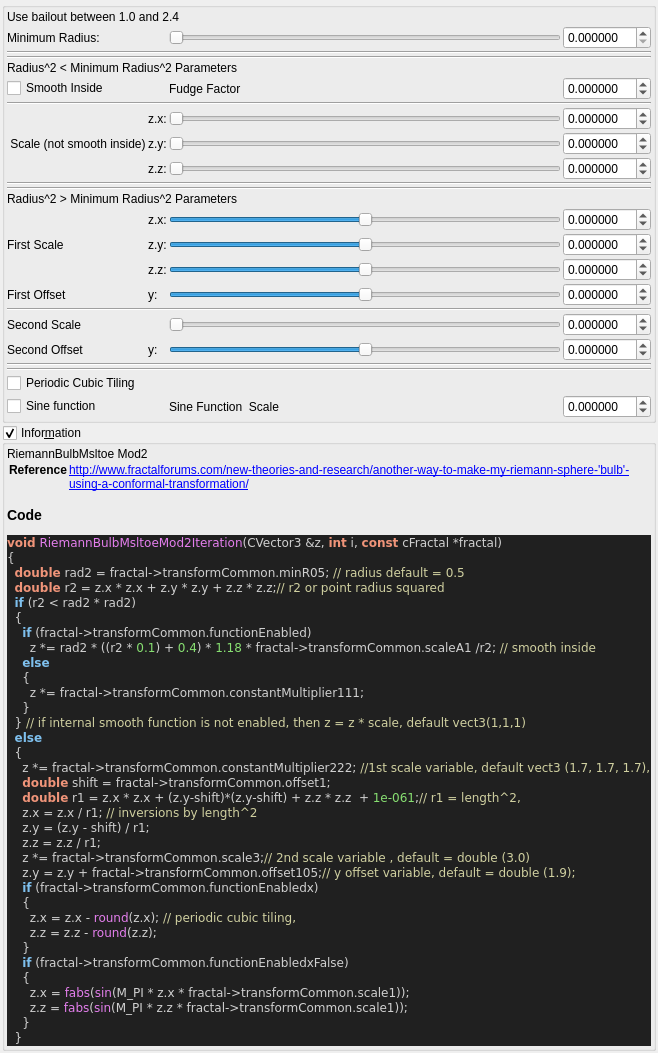
Above: mandelbulber2/qt_data/fractal_riemann_bulb_msltoe_mod2.ui from buddhi1980/mandelbulber2 before the change. Below: the same form after it.
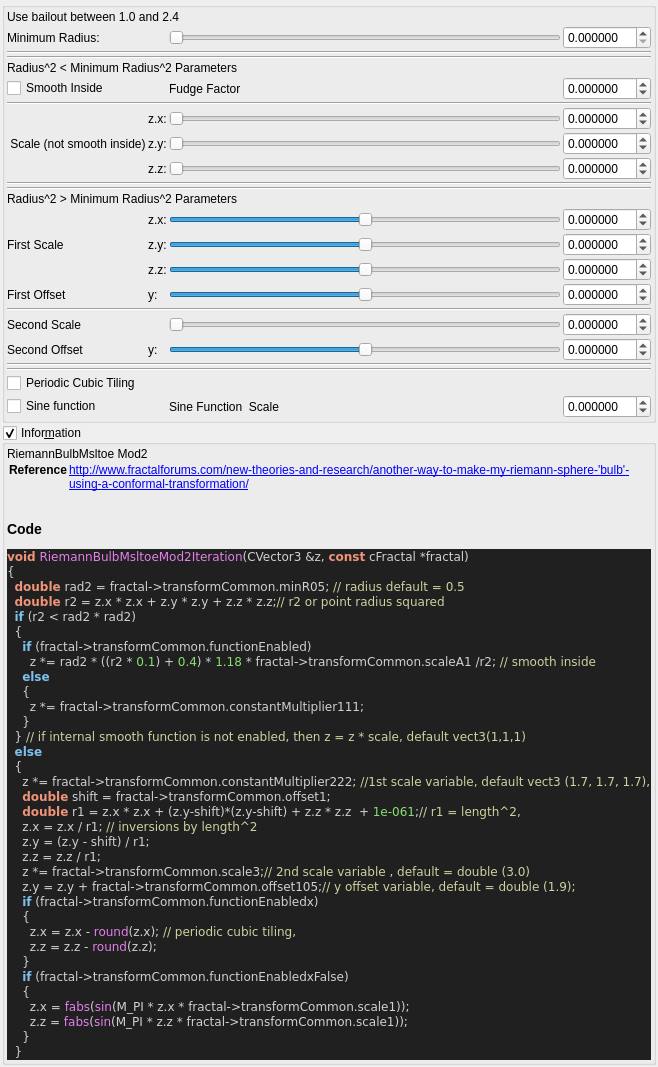
That is the form after the change. Custom widgets are drawn as their Qt base class.

Commit message:
stripped code highlight output to body tag
 the surrounding part (HTML Tag and comment) contained version specific parts.
 Now only the body tag will be written to the ui file,
 so the complete output of populateUiInformation.php should be reproducable.

 Also readded broken symlinks in deploy/share/mandelbulber2

Diff of the .ui file:
```diff
--- a/mandelbulber2/qt_data/fractal_riemann_bulb_msltoe_mod2.ui
+++ b/mandelbulber2/qt_data/fractal_riemann_bulb_msltoe_mod2.ui
@@ -881,17 +881,12 @@
        <widget class="QLabel" name="label_code_content">
         <property name="text">
          <string>&lt;p&gt;RiemannBulbMsltoe Mod2&lt;/p&gt;&lt;table&gt;
-&lt;tr&gt;&lt;th&gt;Reference&lt;/th&gt;&lt;td&gt;&lt;a href=&quot;http://www.fractalforums.com/new-theories-and-research/another-way-to-make-my-riemann-sphere-'bulb'-using-a-conformal-transformation/&quot;&gt;http://www.fractalforums.com/new-theories-and-research/another-way-to-make-my-riemann-sphere-'bulb'-using-a-conformal-transformation/&lt;/a&gt;&lt;/td&gt;&lt;/tr&gt;
+&lt;tr&gt;&lt;th&gt;Reference&lt;/th&gt;&lt;td&gt;&lt;a href=&quot;http://www.fractalforums.com/new-theories-and-research/another-way-to-make-my-riemann-sphere-'bulb'-using-a-conformal-transformation/&quot;&gt;http://www.fractalforums.com/new-theories-and-research/another-way-to-make-my-riemann-sphere-'bulb'-using-a-conformal-transformation/&lt;br&gt;
+&lt;/td&gt;&lt;/tr&gt;
 &lt;/table&gt;
 &lt;h3&gt;Code&lt;/h3&gt;
-&lt;!DOCTYPE HTML PUBLIC &quot;-//W3C//DTD HTML 4.0 Transitional//EN&quot;&gt;
-&lt;html&gt;
-&lt;head&gt;
-&lt;meta http-equiv=&quot;content-type&quot; content=&quot;text/html; charset=ISO-8859-1&quot;&gt;
-&lt;title&gt;Source file&lt;/title&gt;
-&lt;/head&gt;
 &lt;body style=&quot;background-color:#202020&quot;&gt;
-&lt;pre style=&quot;color:#d0d0d0; background-color:#202020;  font-family:'Courier New';&quot;&gt;&lt;span style=&quot;color:#f09479; font-weight:bold&quot;&gt;void&lt;/span&gt; &lt;span style=&quot;color:#e47eed&quot;&gt;RiemannBulbMsltoeMod2Iteration&lt;/span&gt;&lt;span style=&quot;color:#d0d0d0&quot;&gt;(&lt;/span&gt;CVector3 &lt;span style=&quot;color:#d0d0d0&quot;&gt;&amp;amp;&lt;/span&gt;z&lt;span style=&quot;color:#d0d0d0&quot;&gt;,&lt;/span&gt; &lt;span style=&quot;color:#f09479; font-weight:bold&quot;&gt;int&lt;/span&gt; i&lt;span style=&quot;color:#d0d0d0&quot;&gt;,&lt;/span&gt; &lt;span style=&quot;color:#f09479; font-weight:bold&quot;&gt;const&lt;/span&gt; cFractal &lt;span style=&quot;color:#d0d0d0&quot;&gt;*&lt;/span&gt;fractal&lt;span style=&quot;color:#d0d0d0&quot;&gt;)&lt;/span&gt;
+&lt;pre style=&quot;color:#d0d0d0; background-color:#202020;  font-family:'Courier New',monospace;&quot;&gt;&lt;span style=&quot;color:#f09479; font-weight:bold&quot;&gt;void&lt;/span&gt; &lt;span style=&quot;color:#e47eed&quot;&gt;RiemannBulbMsltoeMod2Iteration&lt;/span&gt;&lt;span style=&quot;color:#d0d0d0&quot;&gt;(&lt;/span&gt;CVector3 &lt;span style=&quot;color:#d0d0d0&quot;&gt;&amp;amp;&lt;/span&gt;z&lt;span style=&quot;color:#d0d0d0&quot;&gt;,&lt;/span&gt; &lt;span style=&quot;color:#f09479; font-weight:bold&quot;&gt;const&lt;/span&gt; cFractal &lt;span style=&quot;color:#d0d0d0&quot;&gt;*&lt;/span&gt;fractal&lt;span style=&quot;color:#d0d0d0&quot;&gt;)&lt;/span&gt;
 &lt;span style=&quot;color:#d0d0d0&quot;&gt;{&lt;/span&gt;
   &lt;span style=&quot;color:#f09479; font-weight:bold&quot;&gt;double&lt;/span&gt; rad2 &lt;span style=&quot;color:#d0d0d0&quot;&gt;=&lt;/span&gt; fractal&lt;span style=&quot;color:#d0d0d0&quot;&gt;-&amp;gt;&lt;/span&gt;transformCommon&lt;span style=&quot;color:#d0d0d0&quot;&gt;.&lt;/span&gt;minR05&lt;span style=&quot;color:#d0d0d0&quot;&gt;;&lt;/span&gt; &lt;span style=&quot;color:#d0d0a0&quot;&gt;// radius default = 0.5&lt;/span&gt;
   &lt;span style=&quot;color:#f09479; font-weight:bold&quot;&gt;double&lt;/span&gt; r2 &lt;span style=&quot;color:#d0d0d0&quot;&gt;=&lt;/span&gt; z&lt;span style=&quot;color:#d0d0d0&quot;&gt;.&lt;/span&gt;x &lt;span style=&quot;color:#d0d0d0&quot;&gt;*&lt;/span&gt; z&lt;span style=&quot;color:#d0d0d0&quot;&gt;.&lt;/span&gt;x &lt;span style=&quot;color:#d0d0d0&quot;&gt;+&lt;/span&gt; z&lt;span style=&quot;color:#d0d0d0&quot;&gt;.&lt;/span&gt;y &lt;span style=&quot;color:#d0d0d0&quot;&gt;*&lt;/span&gt; z&lt;span style=&quot;color:#d0d0d0&quot;&gt;.&lt;/span&gt;y &lt;span style=&quot;color:#d0d0d0&quot;&gt;+&lt;/span&gt; z&lt;span style=&quot;color:#d0d0d0&quot;&gt;.&lt;/span&gt;z &lt;span style=&quot;color:#d0d0d0&quot;&gt;*&lt;/span&gt; z&lt;span style=&quot;color:#d0d0d0&quot;&gt;.&lt;/span&gt;z&lt;span style=&quot;color:#d0d0d0&quot;&gt;;&lt;/span&gt;&lt;span style=&quot;color:#d0d0a0&quot;&gt;// r2 or point radius squared&lt;/span&gt;
@@ -927,10 +922,7 @@
   &lt;span style=&quot;color:#d0d0d0&quot;&gt;}&lt;/span&gt;
 &lt;span style=&quot;color:#d0d0d0&quot;&gt;}&lt;/span&gt;
 &lt;/pre&gt;
-&lt;/body&gt;
-&lt;/html&gt;
-&lt;!--HTML generated by highlight 3.9, http://www.andre-simon.de/--&gt;
-</string>
+&lt;/body&gt;</string>
         </property>
         <property name="wordWrap">
          <bool>true</bool>
```
The commit also changes 109 other files.
